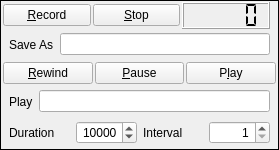
Above: dvr/QDVRWidget.ui from davidgrier/QVideo before the change. Below: the same form after it.
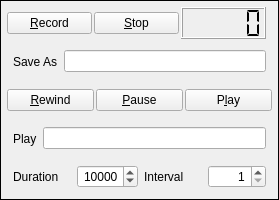
That is the form after the change. Icons and pictures are not drawn.

Commit message:
Polish QDVRWidget vertical layout
Remove the hard-coded minimumSize (275x120) so the minimum height is
derived from the five rows of controls (~176 px). Increase outer
QVBoxLayout spacing from 2 to 6 px and margins from 1 to 6 px on all
sides. Add Preferred/Preferred size policy so the widget uses available
vertical space rather than staying pinned at design-time height.

What changed in the file:
```diff
--- a/dvr/QDVRWidget.ui
+++ b/dvr/QDVRWidget.ui
@@ -7,33 +7,33 @@
     <x>0</x>
     <y>0</y>
     <width>279</width>
-    <height>150</height>
+    <height>200</height>
    </rect>
   </property>
-  <property name="minimumSize">
-   <size>
-    <width>275</width>
-    <height>120</height>
-   </size>
+  <property name="sizePolicy">
+   <sizepolicy hsizetype="Preferred" vsizetype="Preferred">
+    <horstretch>0</horstretch>
+    <verstretch>0</verstretch>
+   </sizepolicy>
   </property>
   <property name="frameShape">
    <enum>QFrame::Box</enum>
   </property>
   <layout class="QVBoxLayout" name="verticalLayout">
    <property name="spacing">
-    <number>2</number>
+    <number>6</number>
    </property>
    <property name="leftMargin">
-    <number>2</number>
+    <number>6</number>
    </property>
    <property name="topMargin">
-    <number>1</number>
+    <number>6</number>
    </property>
    <property name="rightMargin">
-    <number>2</number>
+    <number>6</number>
    </property>
    <property name="bottomMargin">
-    <number>1</number>
+    <number>6</number>
    </property>
    <item>
     <widget class="QWidget" name="widgetRecord" native="true">
```
The commit also changes 1 other file.
